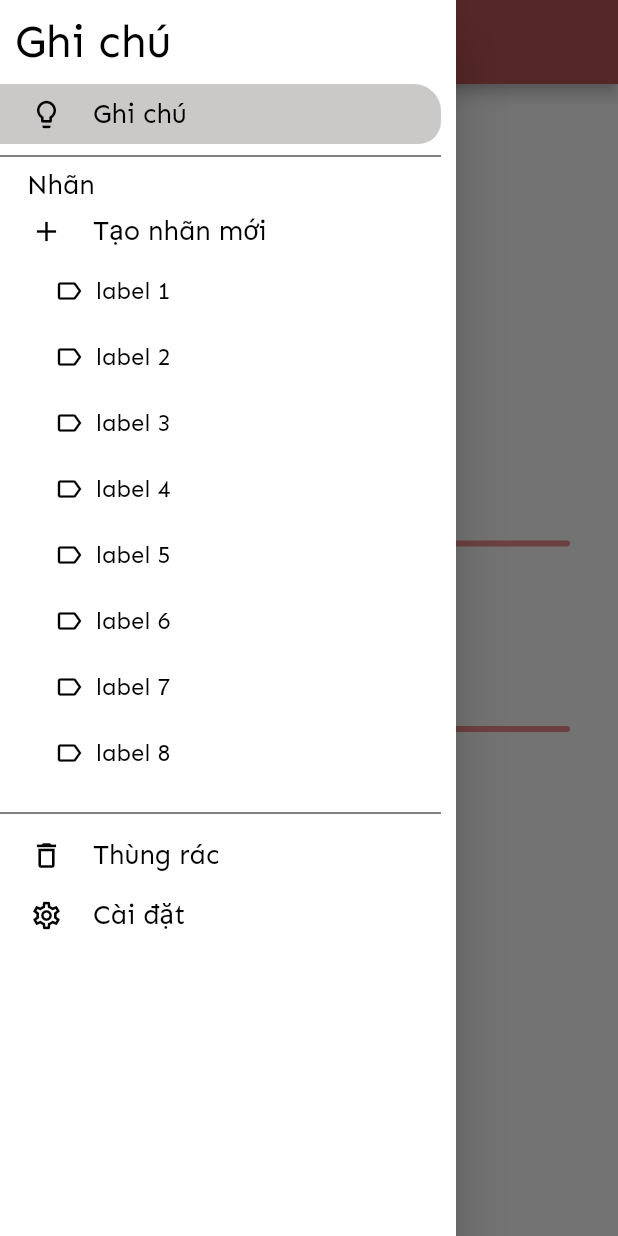
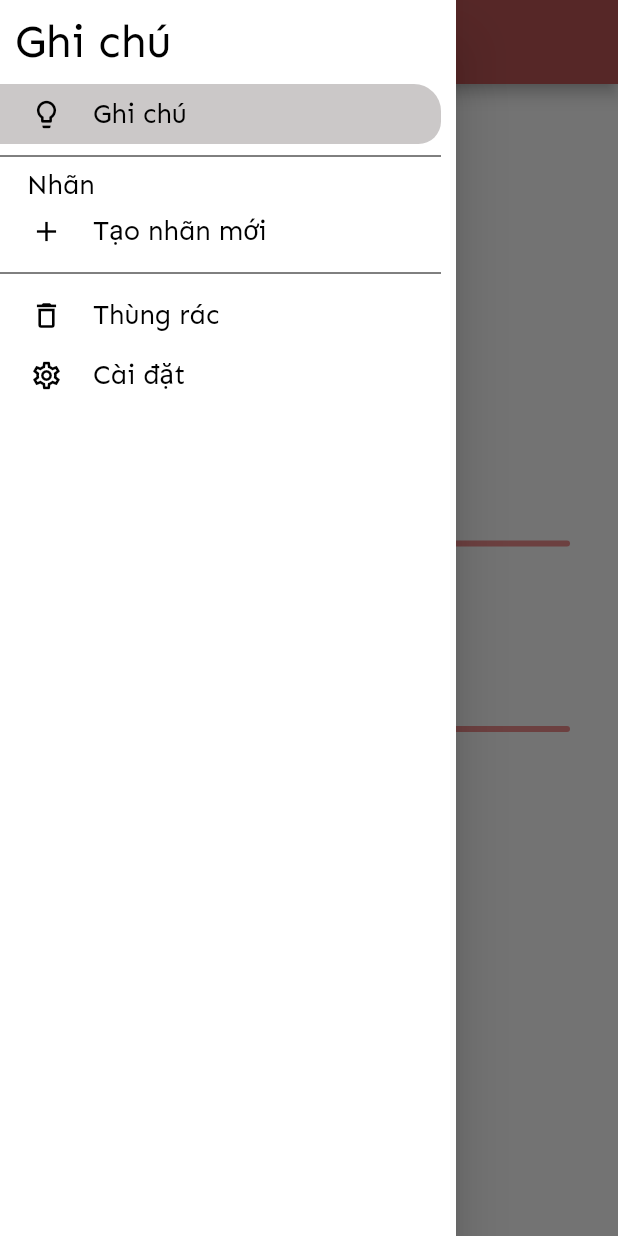
Before and after one commit to duyb1910198/Mobile_App_Note_-Flutter-, a Flutter app: the SettingPage screen opened directly, with the side drawer open, on a phone screen of 412 x 824 dp. Run offline on Flutter 3.47's test engine with Material 2 defaults, Android fonts, the phone set to English and light mode, and no system bars; our stand-ins replace awesome_dialog, community_material_icon, fluttertoast, font_awesome_flutter, image_picker, permission_handler and 1 more; accounts and stored records are empty; statements that could not run were skipped.

Commit message:
Hoan thanh du an

```diff
--- a/lib/models/label_manager.dart
+++ b/lib/models/label_manager.dart
@@ -4,19 +4,7 @@ import 'package:note/values/share_keys.dart';
 import 'package:shared_preferences/shared_preferences.dart';
 
 class LabelManager with ChangeNotifier {
-  List<String> _labels =
-
-  [
-    'label 1',
-    'label 2',
-    'label 3',
-    'label 4',
-    'label 5',
-    'label 6',
-    'label 7',
-    'label 8',
-    'label 9'
-  ];
+  List<String> _labels = [];
 
   LabelManager() {
   }
--- a/lib/models/note_manager.dart
+++ b/lib/models/note_manager.dart
@@ -1,9 +1,9 @@
 import 'dart:convert';
 
 import 'package:flutter/material.dart';
-import 'package:note/models/note_tile.dart';
 import 'package:note/models/widget_height.dart';
 import 'package:note/values/share_keys.dart';
+import 'package:note/widget/costum_widget/note_tile.dart';
 import 'package:shared_preferences/shared_preferences.dart';
 
 import 'note.dart';
--- a/lib/page/note_overview_page.dart
+++ b/lib/page/note_overview_page.dart
@@ -4,12 +4,12 @@ import 'package:note/models/font_size_change_notifier.dart';
 import 'package:note/models/label_manager.dart';
 import 'package:note/models/note.dart';
 import 'package:note/models/note_manager.dart';
-import 'package:note/models/note_tile.dart';
 import 'package:note/page/note_detail_page.dart';
 import 'package:note/values/colors.dart';
 import 'package:note/values/fonts.dart';
 import 'package:note/values/share_keys.dart';
 import 'package:note/widget/app_drawer/app_drawer.dart';
+import 'package:note/widget/costum_widget/note_tile.dart';
 import 'package:provider/provider.dart';
 import 'package:shared_preferences/shared_preferences.dart';
 import '../models/top_right_badge.dart';
--- a/lib/page/setting_page.dart
+++ b/lib/page/setting_page.dart
@@ -1,6 +1,8 @@
 import 'package:flutter/material.dart';
 import 'package:flutter/services.dart';
 import 'package:note/models/font_size_change_notifier.dart';
+import 'package:note/presenter/media_size_presenter.dart';
+import 'package:note/presenter_view/media_size_view.dart';
 import 'package:note/values/colors.dart';
 import 'package:note/values/fonts.dart';
 import 'package:note/values/share_keys.dart';
@@ -15,12 +17,20 @@ class SettingPage extends StatefulWidget {
   _SettingPageState createState() => _SettingPageState();
 }
 
-class _SettingPageState extends State<SettingPage> {
+class _SettingPageState extends State<SettingPage> implements MediaSizeView {
   late SharedPreferences preferences;
-  late double sizeOfHeight;
-  late double sizeOfWidth;
+  double sizeOfHeight = 0;
+  double sizeOfWidth = 0;
   double sliderValueLabel = 25;
   double sliderValueContent = 18;
+  late MediaSizePresenter mediaSizePresenter;
+
+
+  _SettingPageState() {
+    mediaSizePresenter = MediaSizePresenter();
+    mediaSizePresenter.attachView(this);
+  }
+
 
   @override
   void initState() {
@@ -36,13 +46,13 @@ class _SettingPageState extends State<SettingPage> {
       sliderValueLabel = sizeLabel.toDouble();
       sliderValueContent = sizeContent.toDouble();
     });
+    setSizeOfMedia();
   }
 
   @override
   Widget build(BuildContext context) {
     SystemChrome.setEnabledSystemUIMode(SystemUiMode.immersiveSticky,
         overlays: List.empty());
-    setSizeOfMedia();
     return Scaffold(
       appBar: AppBar(
         title: Text(
@@ -137,7 +147,14 @@ class _SettingPageState extends State<SettingPage> {
   }
 
   setSizeOfMedia() {
-    sizeOfHeight = MediaQuery.of(context).size.height;
-    sizeOfWidth = MediaQuery.of(context).size.width;
+    Size size = mediaSizePresenter.getMediaSize(context);
+  }
+
+  @override
+  onGetMediaSize(Size size) {
+    setState(() {
+      sizeOfHeight = size.height;
+      sizeOfWidth = size.width;
+    });
   }
 }
--- /dev/null
+++ b/lib/presenter/media_size_presenter.dart
@@ -0,0 +1,11 @@
+import 'package:flutter/cupertino.dart';
+import 'package:note/mvp/presenter.dart';
+import 'package:note/presenter_view/media_size_view.dart';
+
+class MediaSizePresenter extends Presenter<MediaSizeView> {
+
+  getMediaSize(BuildContext context) {
+    Size size = MediaQuery.of(context).size;
+    getView().onGetMediaSize(size);
+  }
+}
--- /dev/null
+++ b/lib/presenter_view/media_size_view.dart
@@ -0,0 +1,6 @@
+import 'package:flutter/cupertino.dart';
+import 'package:note/mvp/mvp_view.dart';
+
+abstract class  MediaSizeView extends MvpView {
+  onGetMediaSize(Size size);
+}
--- /dev/null
+++ b/lib/presenter_view/width_image_view.dart
@@ -0,0 +1,5 @@
+import 'package:note/mvp/mvp_view.dart';
+
+abstract class WidthImageView extends MvpView{
+  onWidthOfImage(double width);
+}
```
Also changed, not shown: lib/models/image_love.dart (deleted, +0 -12 lines), lib/models/note_grid_tile.dart (deleted, +0 -72 lines), lib/page/note_detail_page.dart (+35 -24 lines), lib/page/note_recycle_bin_page.dart (+23 -3 lines), lib/presenter/width_image_presenter.dart (added, +28 -0 lines), lib/widget/costum_widget/mini_note_widget.dart (+18 -18 lines), lib/manager/background_colors_manager.dart (renamed from lib/models/background_colors_manager.dart), lib/manager/background_manager.dart (renamed from lib/models/background_manager.dart), lib/widget/costum_widget/note_tile.dart (renamed from lib/models/note_tile.dart).
